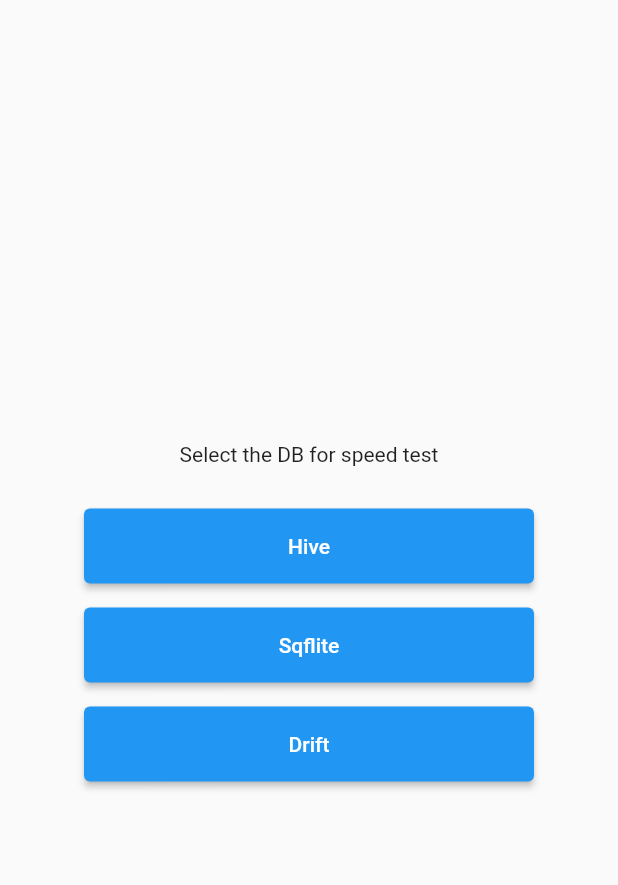
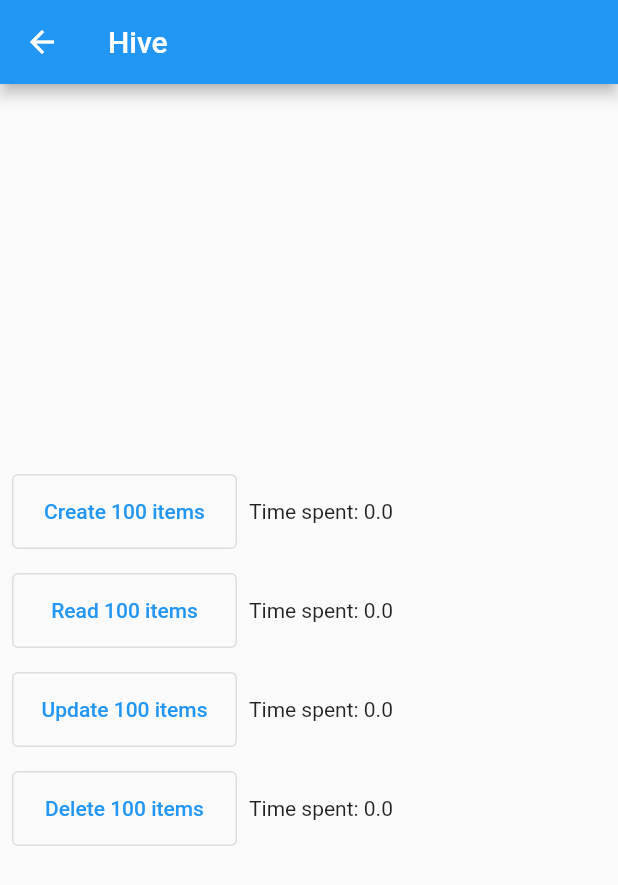
Before and after one commit to olchedev/db_speedtest, a Flutter app: the screen it shows after launch, after a tap on "Hive", on a phone screen of 412 x 824 dp. Shown: the top 885 px of the screen. Run offline on Flutter 3.47's test engine with Material 2 defaults, Android fonts, the light colour scheme and no system bars; our stand-ins replace hive, sqflite; accounts and stored records are empty.

Commit message:
add test db speed view

```diff
--- a/lib/main.dart
+++ b/lib/main.dart
@@ -21,6 +21,13 @@
             ),
           ),
         ),
+        outlinedButtonTheme: OutlinedButtonThemeData(
+          style: ButtonStyle(
+            fixedSize: MaterialStateProperty.all<Size>(
+              const Size(150.0, 50.0),
+            ),
+          ),
+        ),
       ),
       home: const PickDBView(),
     );
--- a/lib/screens/pick_db_view.dart
+++ b/lib/screens/pick_db_view.dart
@@ -1,3 +1,4 @@
+import 'package:db_speed/screens/test_db_speed_view.dart';
 import 'package:flutter/material.dart';
 
 class PickDBView extends StatelessWidget {
@@ -17,21 +18,45 @@
             Padding(
               padding: const EdgeInsets.all(8.0),
               child: ElevatedButton(
-                onPressed: () {},
+                onPressed: () {
+                  Navigator.of(context).push(
+                    MaterialPageRoute(
+                      builder: (context) => const TestDBSpeedView(
+                        dbName: 'Hive',
+                      ),
+                    ),
+                  );
+                },
                 child: const Text('Hive'),
               ),
             ),
             Padding(
               padding: const EdgeInsets.all(8.0),
               child: ElevatedButton(
-                onPressed: () {},
+                onPressed: () {
+                  Navigator.of(context).push(
+                    MaterialPageRoute(
+                      builder: (context) => const TestDBSpeedView(
+                        dbName: 'Sqflite',
+                      ),
+                    ),
+                  );
+                },
                 child: const Text('Sqflite'),
               ),
             ),
             Padding(
               padding: const EdgeInsets.all(8.0),
               child: ElevatedButton(
-                onPressed: () {},
+                onPressed: () {
+                  Navigator.of(context).push(
+                    MaterialPageRoute(
+                      builder: (context) => const TestDBSpeedView(
+                        dbName: 'Drift',
+                      ),
+                    ),
+                  );
+                },
                 child: const Text('Drift'),
               ),
             ),
--- /dev/null
+++ b/lib/screens/test_db_speed_view.dart
@@ -0,0 +1,73 @@
+import 'package:flutter/material.dart';
+
+class TestDBSpeedView extends StatelessWidget {
+  const TestDBSpeedView({
+    required this.dbName,
+    Key? key,
+  }) : super(key: key);
+
+  final String dbName;
+
+  @override
+  Widget build(BuildContext context) {
+    return Scaffold(
+      appBar: AppBar(
+        title: Text(dbName),
+      ),
+      body: Column(
+        mainAxisAlignment: MainAxisAlignment.center,
+        crossAxisAlignment: CrossAxisAlignment.start,
+        children: [
+          Row(
+            children: [
+              Padding(
+                padding: const EdgeInsets.all(8.0),
+                child: OutlinedButton(
+                  onPressed: () {},
+                  child: const Text('Create 100 items'),
+                ),
+              ),
+              const Text('Time spent: 0.0'),
+            ],
+          ),
+          Row(
+            children: [
+              Padding(
+                padding: const EdgeInsets.all(8.0),
+                child: OutlinedButton(
+                  onPressed: () {},
+                  child: const Text('Read 100 items'),
+                ),
+              ),
+              const Text('Time spent: 0.0'),
+            ],
+          ),
+          Row(
+            children: [
+              Padding(
+                padding: const EdgeInsets.all(8.0),
+                child: OutlinedButton(
+                  onPressed: () {},
+                  child: const Text('Update 100 items'),
+                ),
+              ),
+              const Text('Time spent: 0.0'),
+            ],
+          ),
+          Row(
+            children: [
+              Padding(
+                padding: const EdgeInsets.all(8.0),
+                child: OutlinedButton(
+                  onPressed: () {},
+                  child: const Text('Delete 100 items'),
+                ),
+              ),
+              const Text('Time spent: 0.0'),
+            ],
+          ),
+        ],
+      ),
+    );
+  }
+}
```
